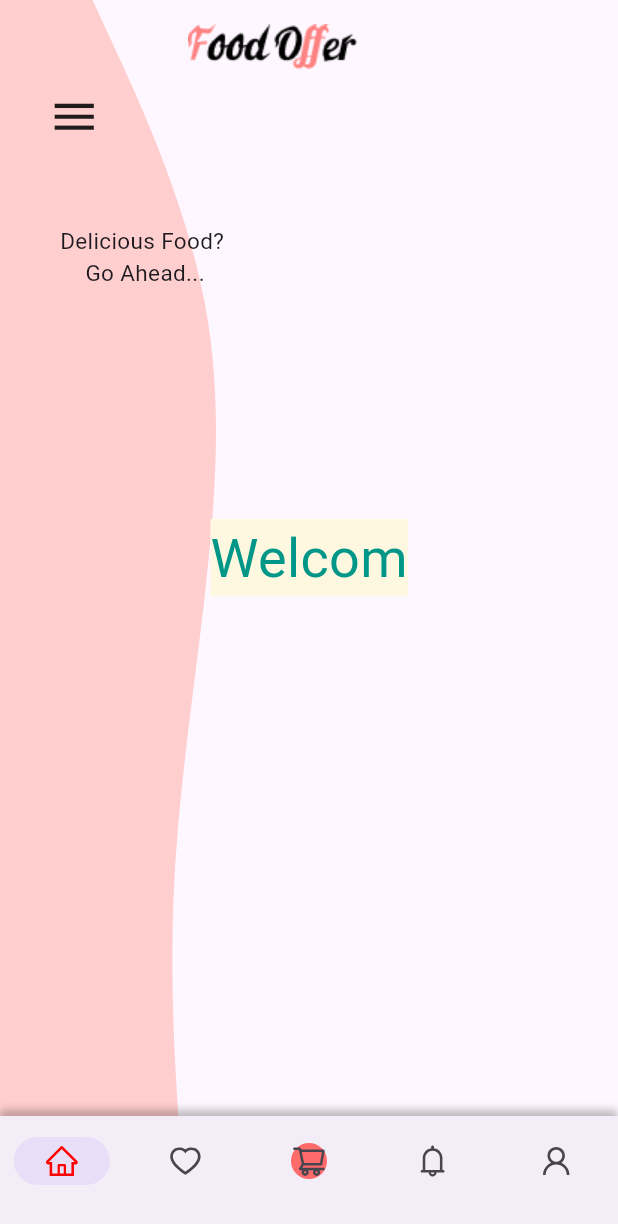
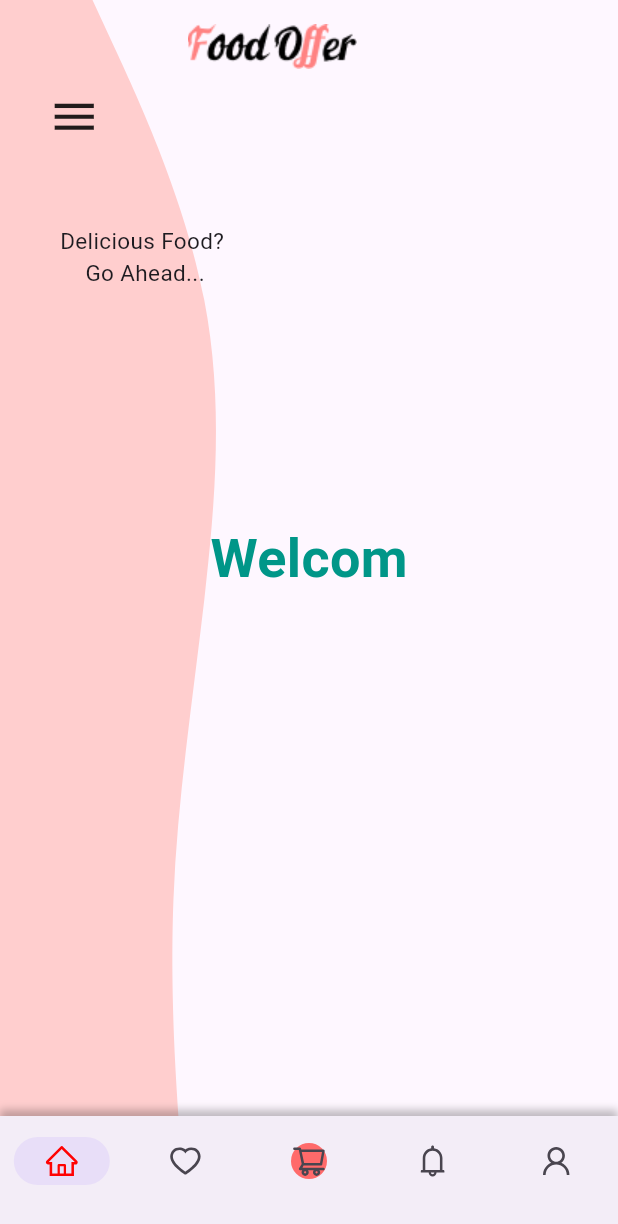
Before and after one commit to Flutter-gg-1/Shimmer-application, a Flutter app: the screen it shows after launch, on a phone screen of 412 x 824 dp. Shown: the top 1224 px of the screen. Run offline on Flutter 3.47's test engine with Material 3 defaults, Android fonts, the phone set to English and light mode, and no system bars; our stand-ins replace icons_plus, shimmer_animation.

Commit message:
updated README.md

```diff
--- a/lib/screens/welcome_screen.dart
+++ b/lib/screens/welcome_screen.dart
@@ -45,7 +45,7 @@ class WelcomeScreen extends StatelessWidget {
                 style: TextStyle(
                     fontSize: 36,
                     color: Colors.teal,
-                    backgroundColor: Colors.amber[50]),
+                    fontWeight: FontWeight.bold),
               ),
             )
           ],
```
Also changed, not shown: 7 other files.
